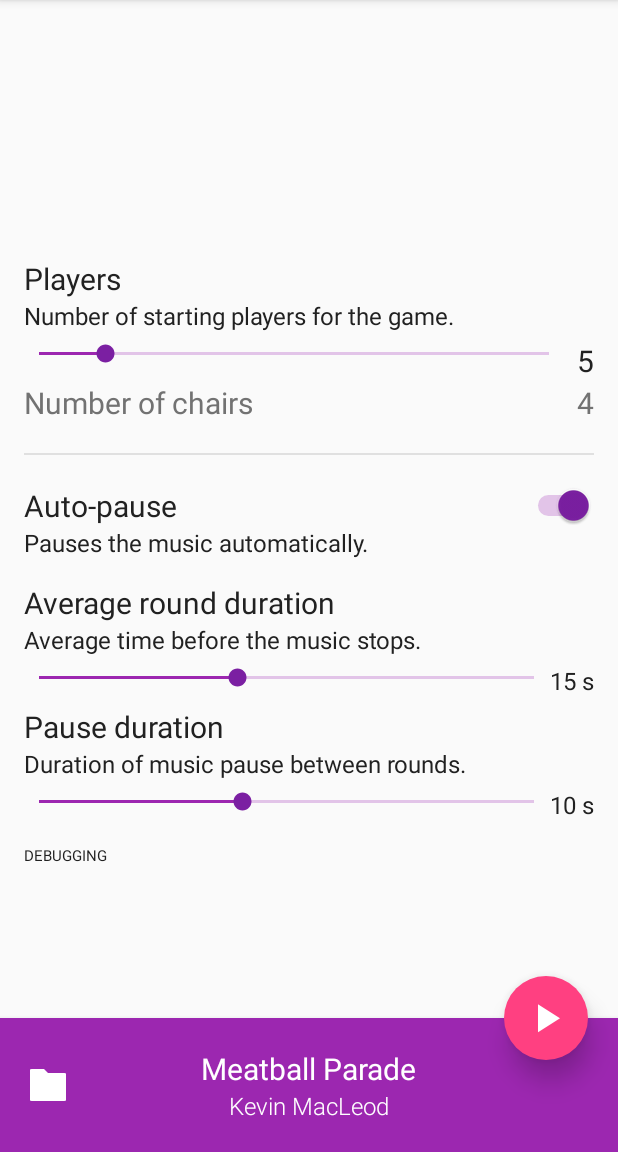
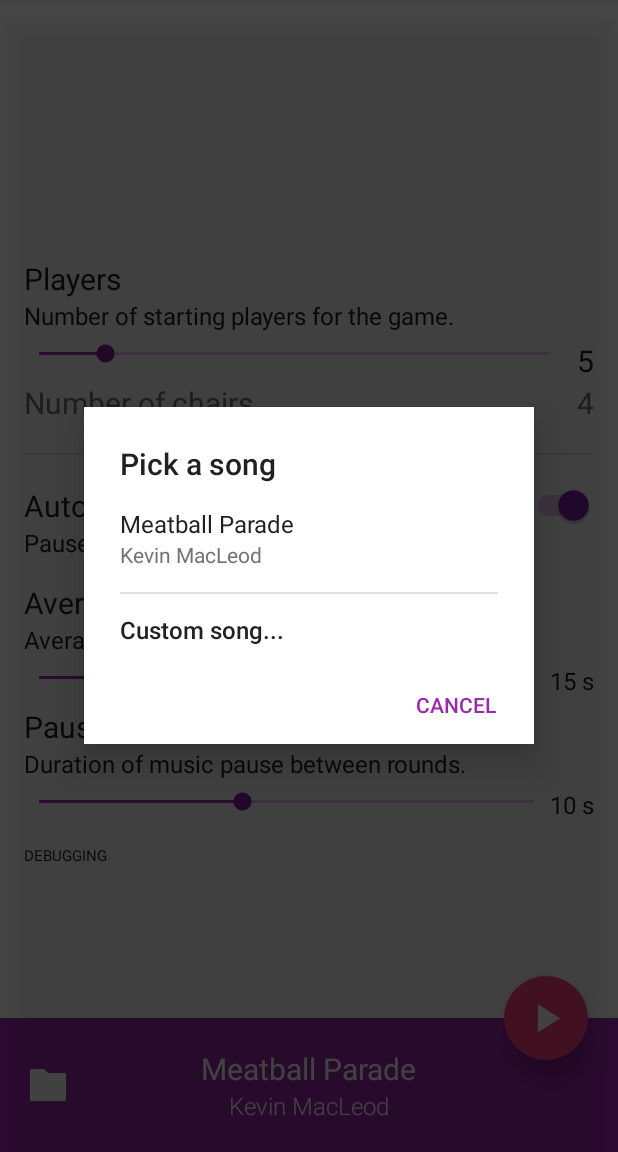
Before and after one commit to NYKOL4Z/musical-chairs, an Android app: the screen it shows after launch (MainActivity), after a tap on an icon or button, on a phone screen of 412 x 824 dp, the part 84-1236 px from its top. Run offline under Robolectric (Android 15) with nearby library versions, the phone set to English and light mode, and no system bars.

Commit message:
Added song picking dialog

```diff
--- a/app/src/main/java/games/primitive/musicalchairs/MainActivity.java
+++ b/app/src/main/java/games/primitive/musicalchairs/MainActivity.java
@@ -41,8 +41,10 @@ public class MainActivity extends AppCompatActivity {
 	public RelativeLayout countdownBackground;
 	public TextView textDebugging;
 	public SeekBar seekBarPlayers;
+	public ImageButton buttonOpenSong;
 	public TextView textSongName;
 	public TextView textArtistName;
+	public RelativeLayout pickSongDialog;
 
 	public MediaPlayer customMusic = null;
 	public MediaPlayer music;
@@ -131,20 +133,20 @@ public class MainActivity extends AppCompatActivity {
 		buttonStop = (ImageButton) findViewById(R.id.imageButtonStop);
 		countdownBackground = (RelativeLayout) findViewById(R.id.countdownBackground);
 		textPauseCountdown = (TextView) findViewById(R.id.textPauseCountdown);
+		buttonOpenSong = (ImageButton) findViewById(R.id.imageButtonOpenSong);
 		textSongName = (TextView) findViewById(R.id.textSongName);
 		textArtistName = (TextView) findViewById(R.id.textArtistName);
+		pickSongDialog = (RelativeLayout) findViewById(R.id.layoutPickSongBackground);
 
 		textDebugging = (TextView) findViewById(R.id.debugging);
 
 		music = MediaPlayer.create(this, R.raw.meatballparade);
-		music.setLooping(true);
 		winningMusic = MediaPlayer.create(this, R.raw.lopingsting);
 		tic = MediaPlayer.create(this, R.raw.tic);
 	}
 
 	public Handler pauseHandler = new Handler();
 	public void playMusic(View view) {
-		Toast.makeText(this, "V2", Toast.LENGTH_SHORT).show();
 		getWindow().addFlags(WindowManager.LayoutParams.FLAG_KEEP_SCREEN_ON);
 		if (customMusic != null) {
 			music = customMusic;
@@ -153,6 +155,7 @@ public class MainActivity extends AppCompatActivity {
 		music.start();
 		buttonPlay.setVisibility(View.GONE);
 		buttonStop.setVisibility(View.VISIBLE);
+		buttonOpenSong.setVisibility(View.GONE);
 		int min = averageRoundDurationNumber * 500;
 		int max = averageRoundDurationNumber * 1500;
 		Random random = new Random();
@@ -228,14 +231,15 @@ public class MainActivity extends AppCompatActivity {
 
 	public void resetGame() {
 		//TODO reset game sliders
+		buttonOpenSong.setVisibility(View.VISIBLE);
 		music.seekTo(0);
 		getWindow().clearFlags(WindowManager.LayoutParams.FLAG_KEEP_SCREEN_ON);
 	}
 
 	public void openFile(View view) {
-		Toast.makeText(this, "Pressed...", Toast.LENGTH_SHORT).show();
 		Intent galleryIntent = new Intent(Intent.ACTION_PICK, android.provider.MediaStore.Audio.Media.EXTERNAL_CONTENT_URI);
-		startActivityForResult(galleryIntent , 0);
+		startActivityForResult(galleryIntent, 0);
+		hidePickSongDialog(view);
 	}
 
 	@Override
@@ -269,4 +273,22 @@ public class MainActivity extends AppCompatActivity {
 		artist = cursor.getString(artistColumnIndex);
 		return cursor.getString(uriColumnIndex);
 	}
+
+	public void setDefaultSong1(View view) {
+		music = MediaPlayer.create(this, R.raw.meatballparade);
+		song = "Meatball Parade";
+		artist = "Kevin MacLeod";
+		textSongName.setText(song);
+		textArtistName.setText(artist);
+		customMusic = null;
+		hidePickSongDialog(view);
+	}
+
+	public void showPickSongDialog(View view) {
+		pickSongDialog.setVisibility(View.VISIBLE);
+	}
+
+	public void hidePickSongDialog(View view) {
+		pickSongDialog.setVisibility(View.GONE);
+	}
 }
--- a/app/src/main/res/layout/activity_main.xml
+++ b/app/src/main/res/layout/activity_main.xml
@@ -307,7 +307,7 @@
             android:src="@drawable/folder"
             android:backgroundTint="@color/colorPrimary"
             android:background="@null"
-            android:onClick="openFile"/>
+            android:onClick="showPickSongDialog"/>
     </RelativeLayout>
 
     <!-- PLAY BUTTON -->
@@ -384,4 +384,100 @@
             android:textColor="#FFF"/>
     </RelativeLayout>
 
+    <!-- SONG SELECTION DIALOG -->
+    <RelativeLayout
+        android:layout_width="match_parent"
+        android:layout_height="match_parent"
+        android:elevation="20dp"
+        android:background="#b2000000"
+        android:id="@+id/layoutPickSongBackground"
+        android:visibility="gone"
+        android:clickable="true">
+        <RelativeLayout
+            android:layout_width="300dp"
+            android:layout_height="wrap_content"
+            android:layout_centerInParent="true"
+            android:background="#FFF"
+            android:paddingTop="24dp"
+            android:paddingRight="8dp"
+            android:paddingBottom="8dp"
+            android:paddingLeft="24dp"
+            android:elevation="15dp">
+            <TextView
+                android:id="@+id/textPickSong"
+                android:layout_width="wrap_content"
+                android:layout_height="wrap_content"
+                android:layout_alignParentLeft="true"
+                android:text="Pick a song"
+                android:textSize="20sp"
+                android:fontFamily="sans-serif-medium"
+                android:layout_marginRight="16dp"
+                android:textColor="#212121"/>
+            <LinearLayout
+                android:id="@+id/layoutSongOptions"
+                android:layout_width="match_parent"
+                android:layout_height="wrap_content"
+                android:orientation="vertical"
+                android:layout_below="@id/textPickSong"
+                android:layout_marginRight="16dp">
+                <LinearLayout
+                    android:layout_width="match_parent"
+                    android:layout_height="72dp"
+                    android:orientation="vertical"
+                    android:gravity="center"
+                    android:onClick="setDefaultSong1">
+                    <TextView
+                        android:layout_width="match_parent"
+                        android:layout_height="wrap_content"
+                        android:text="Meatball Parade"
+                        android:textSize="16sp"
+                        android:textColor="#212121"/>
+                    <TextView
+                        android:layout_width="match_parent"
+                        android:layout_height="wrap_content"
+                        android:text="Kevin MacLeod"
+                        android:textSize="14sp"
+                        android:textColor="#727272"/>
+                </LinearLayout>
+                <!-- divider -->
+                <View
+                    android:layout_width="match_parent"
+                    android:layout_height="1dp"
+                    android:background="#e0e0e0"
+                    android:layout_below="@+id/textChairs"
+                    android:layout_alignParentLeft="true"
+                    android:layout_alignParentStart="true"/>
+                <LinearLayout
+                    android:layout_width="match_parent"
+                    android:layout_height="48dp"
+                    android:orientation="vertical"
+                    android:gravity="center"
+                    android:clickable="true">
+                    <TextView
+                        android:layout_width="match_parent"
+                        android:layout_height="wrap_content"
+                        android:text="Custom song..."
+                        android:textSize="16sp"
+                        android:fontFamily="sans-serif-medium"
+                        android:textColor="#212121"
+                        android:onClick="openFile"/>
+                </LinearLayout>
+            </LinearLayout>
+            <Button
+                android:id="@+id/buttonCancelPickSong"
+                android:layout_width="wrap_content"
+                android:layout_height="36dp"
+                android:layout_marginTop="8dp"
+                android:layout_below="@id/layoutSongOptions"
+                android:layout_alignParentRight="true"
+                android:layout_alignParentEnd="true"
+                android:text="CANCEL"
+                android:fontFamily="sans-serif-medium"
+                android:background="#FFF"
+                android:textColor="@color/colorPrimary"
+                style="?android:attr/borderlessButtonStyle"
+                android:onClick="hidePickSongDialog"/>
+        </RelativeLayout>
+    </RelativeLayout>
+
 </RelativeLayout>
```
